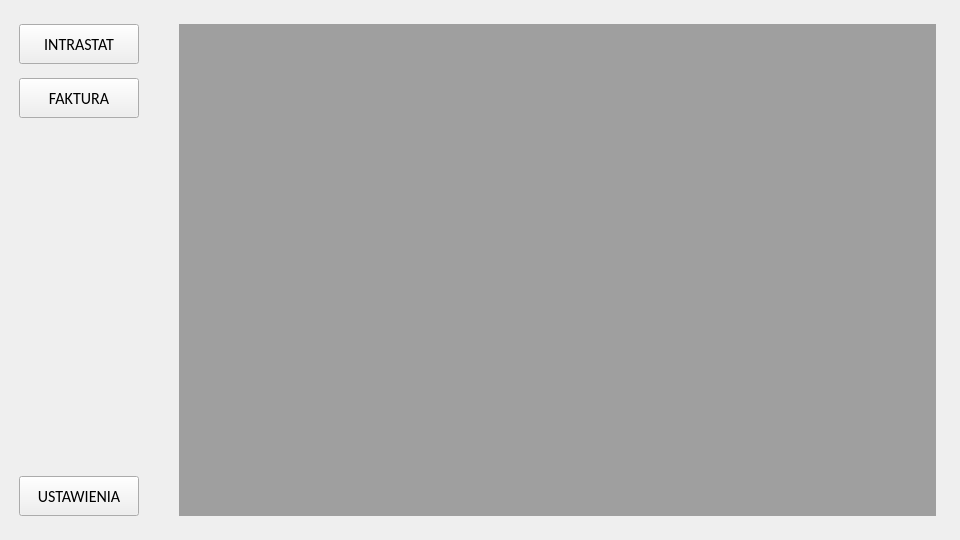
Qt form ui/main.ui (Mateusz2734/intrastat-gui) before a commit.
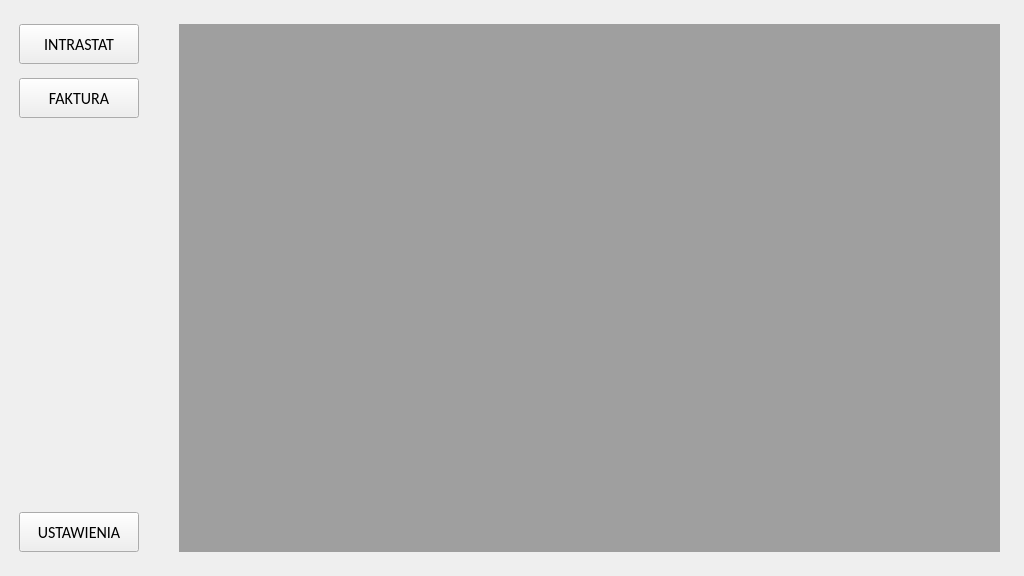
The same form after that commit.

```diff
--- a/ui/main.ui
+++ b/ui/main.ui
@@ -12,8 +12,8 @@
    <rect>
     <x>0</x>
     <y>0</y>
-    <width>960</width>
-    <height>540</height>
+    <width>1024</width>
+    <height>576</height>
    </rect>
   </property>
   <property name="minimumSize">
```
